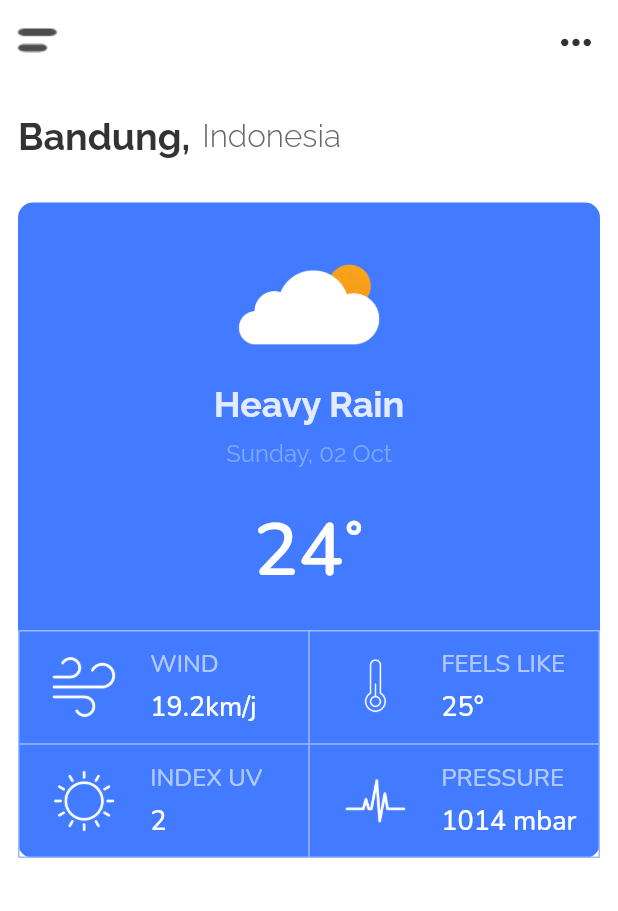
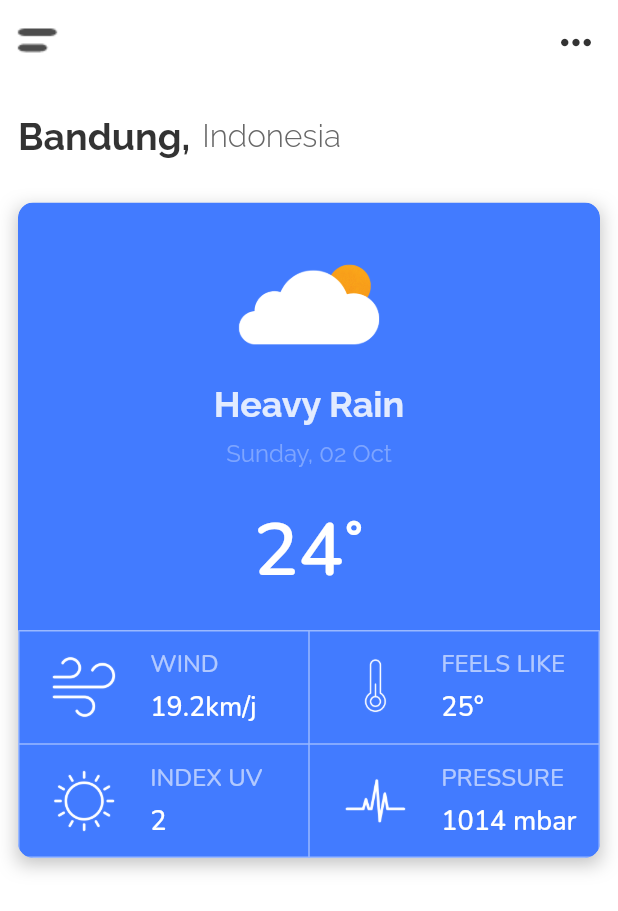
Before and after one commit to r100-stack/Flutter-Weekly-Series-6-Weather-App-UI, a Flutter app: the screen it shows after launch, on a phone screen of 412 x 824 dp. Shown: the top 911 px of the screen. Run offline on Flutter 3.47's test engine with Material 2 defaults, Android fonts, the phone set to English and light mode, and no system bars; our stand-ins replace google_fonts.

Commit message:
Added BoxShadow to WeatherCard

```diff
--- a/lib/screens/home_screen/components/weather_card.dart
+++ b/lib/screens/home_screen/components/weather_card.dart
@@ -7,6 +7,18 @@ class WeatherCard extends StatelessWidget {
   @override
   Widget build(BuildContext context) {
     return Container(
+      decoration: BoxDecoration(
+        boxShadow: [
+          BoxShadow(
+            color: Colors.grey[400],
+            offset: Offset(0, 4),
+            blurRadius: 10.0,
+          ),
+        ],
+      ),
+      child: ClipRRect(
+        borderRadius: BorderRadius.circular(kDefaultBorderRadius),
+        child: Container(
           decoration: BoxDecoration(
             color: Color(0xFF427BFF),
             borderRadius: BorderRadius.circular(kDefaultBorderRadius),
@@ -97,6 +109,8 @@ class WeatherCard extends StatelessWidget {
               )
             ],
           ),
+        ),
+      ),
     );
   }
 }
```
Lines whose indentation alone changed are shown as unchanged.
